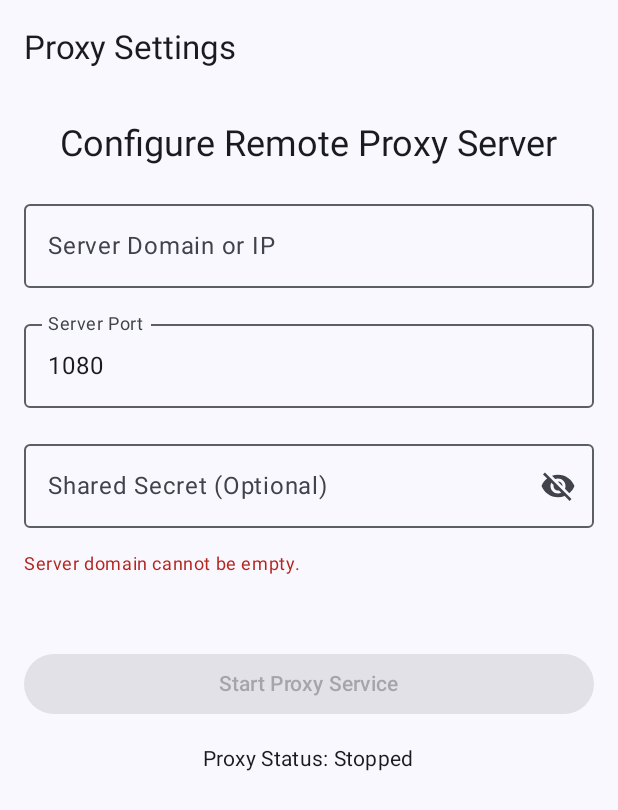
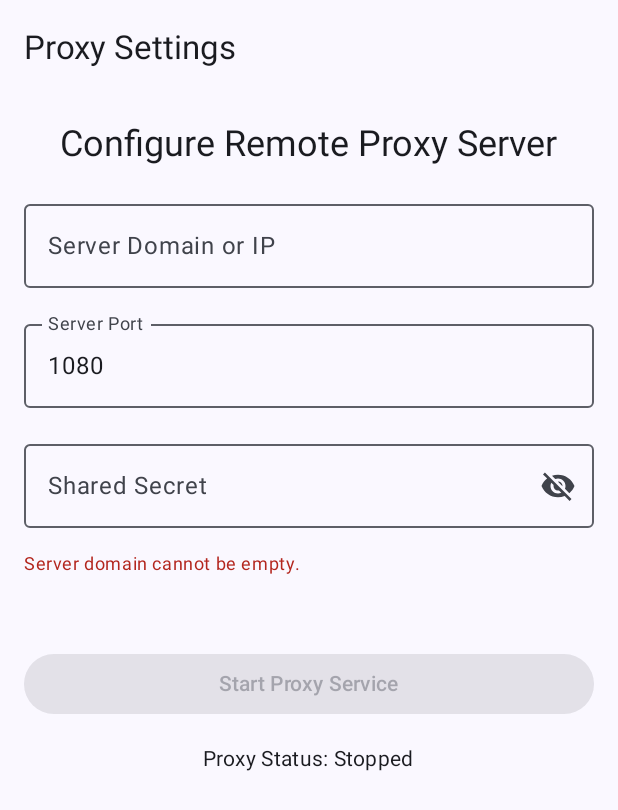
Before and after one commit to sailvpn/android, an Android app built with Jetpack Compose: the screen it shows after launch (MainActivity), on a phone screen of 412 x 824 dp. Shown: the top 810 px of the screen. Run offline under Robolectric (Android 15) with nearby library versions, the phone set to English and light mode, and no system bars.

Commit message:
ProxySettingsScreen: secret is mandatory

```diff
--- a/app/src/main/java/com/illiad/troad/view/ProxySettingsScreen.kt
+++ b/app/src/main/java/com/illiad/troad/view/ProxySettingsScreen.kt
@@ -71,7 +71,7 @@ fun ProxySettingsScreen(viewModel: ProxySettingsViewModel) {
             OutlinedTextField(
                 value = viewModel.uiSharedSecret,
                 onValueChange = { viewModel.onSecretChange(it) },
-                label = { Text("Shared Secret (Optional)") },
+                label = { Text("Shared Secret") },
                 modifier = Modifier.fillMaxWidth(),
                 singleLine = true,
                 visualTransformation = if (passwordVisible) VisualTransformation.None else PasswordVisualTransformation(),
```
